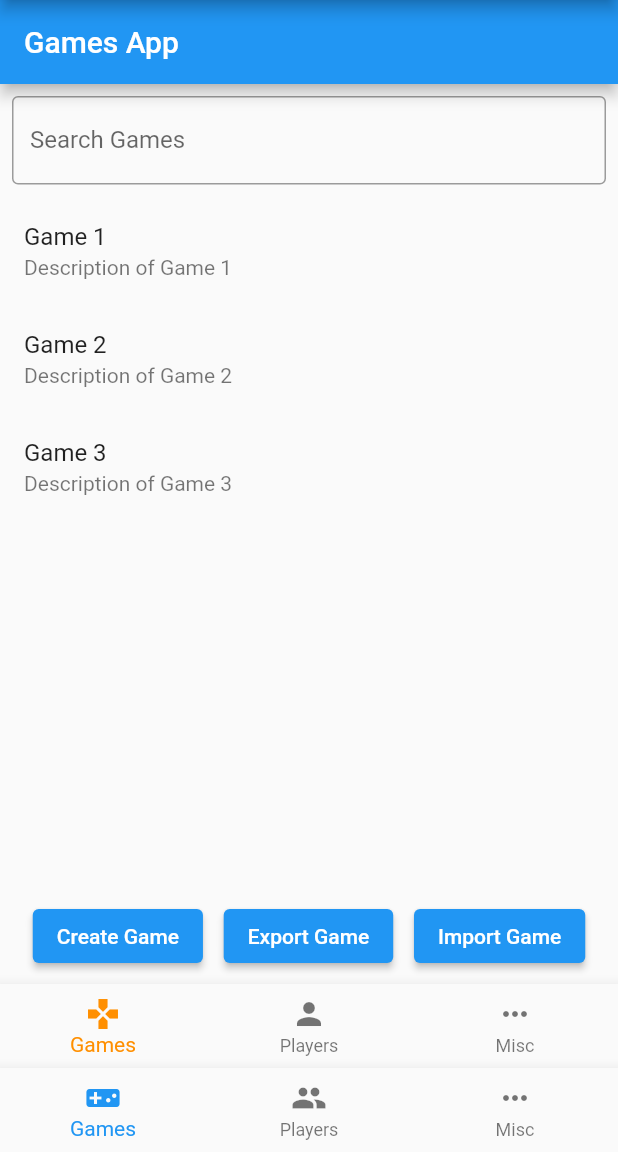
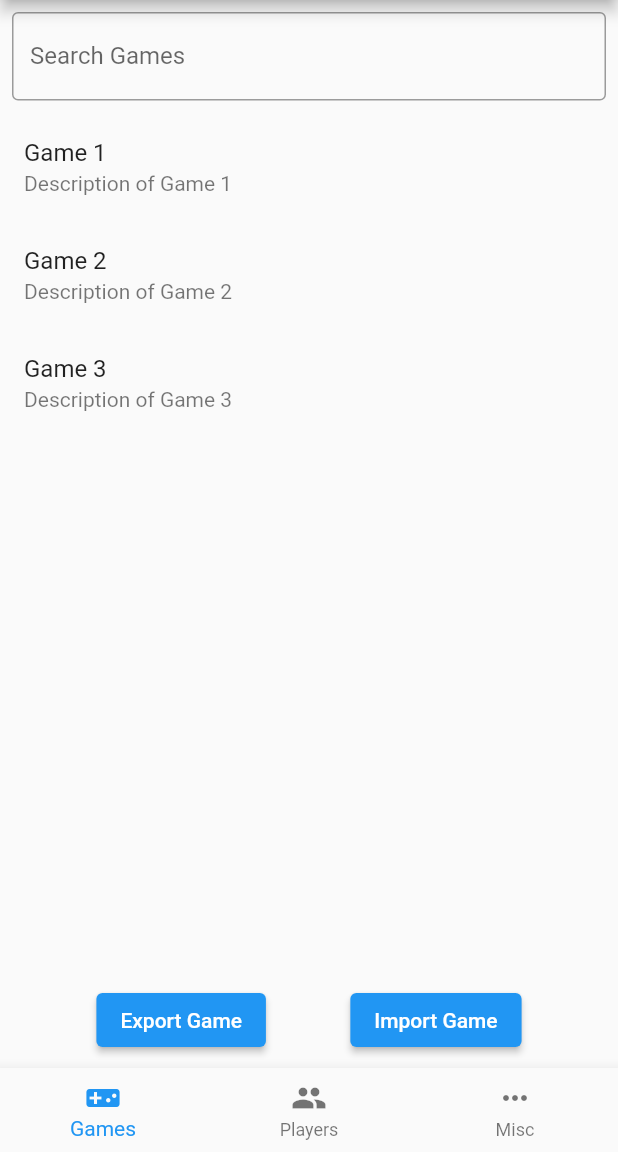
Before and after one commit to anass98h/your-game-your-rules, a Flutter app: the screen it shows after launch, on a phone screen of 412 x 824 dp, the part 84-1236 px from its top. Run offline on Flutter 3.47's test engine with Material 2 defaults, Android fonts, the phone set to English and light mode, and no system bars; our stand-ins replace file_picker.

Commit message:
working on creat game refginment

```diff
--- a/ygyr/lib/main.dart
+++ b/ygyr/lib/main.dart
@@ -24,7 +24,6 @@ class MyHomePage extends StatefulWidget {
   @override
   _MyHomePageState createState() => _MyHomePageState();
 }
-
 class _MyHomePageState extends State<MyHomePage> {
   int _selectedIndex = 0;
 
@@ -46,11 +45,9 @@ class _MyHomePageState extends State<MyHomePage> {
       appBar: AppBar(
         title: Text('Your Game Your Rules'),
       ),
-      body: Center(
-        child: _pages.elementAt(_selectedIndex),
-      ),
+      body: _pages.elementAt(_selectedIndex),
       bottomNavigationBar: BottomNavigationBar(
-        items: <BottomNavigationBarItem>[
+        items: const <BottomNavigationBarItem>[
           BottomNavigationBarItem(
             icon: Icon(Icons.videogame_asset),
             label: 'Games',
--- a/ygyr/lib/pages/game_pages/create_game_page.dart
+++ b/ygyr/lib/pages/game_pages/create_game_page.dart
@@ -2,7 +2,7 @@ import 'package:flutter/material.dart';
 import 'number_of_players_page.dart'; // Import the new page
 
 class CreateGamePage extends StatefulWidget {
-  final Function(String, String, int) onCreate; // Updated to accept three parameters
+  final Function(String, String, int, String?, double?) onCreate; // Updated to accept five parameters
 
   CreateGamePage({required this.onCreate});
 
--- a/ygyr/lib/pages/game_pages/games_page.dart
+++ b/ygyr/lib/pages/game_pages/games_page.dart
@@ -1,27 +1,41 @@
 import 'package:flutter/material.dart';
+import 'player_naming_page.dart';
+import 'boolean_scoring_page.dart';
+import 'numeric_scoring_page.dart';
 import 'create_game_page.dart'; // Import the CreateGamePage file
+import 'file_utils.dart'; // Import the utility functions
+
+class Player {
+  String name;
+  double wins;
+
+  Player(this.name, this.wins);
+}
 
 class Game {
   final String title;
   final String description;
+  final String scoreKeepingMethod;
+  final int numberOfPlayers;
+  final String? numericOperation; // Can be null if not numeric
+  final double? numericValue; // Can be null if not numeric
+  List<Player> players = [];
 
-  Game(this.title, this.description);
+  Game(this.title, this.description, this.scoreKeepingMethod, this.numberOfPlayers, {this.numericOperation, this.numericValue});
 }
-
 class GamesPage extends StatefulWidget {
   @override
   _GamesPageState createState() => _GamesPageState();
 }
+
 class _GamesPageState extends State<GamesPage> {
   String _searchQuery = '';
 
   List<Game> games = [
-    Game('Game 1', 'Description of Game 1'),
-    Game('Game 2', 'Description of Game 2'),
-    Game('Game 3', 'Description of Game 3'),
+    Game('Game 1', 'Description of Game 1', 'Boolean', 2),
+    Game('Game 2', 'Description of Game 2','Boolean', 3),
+    Game('Game 3', 'Description of Game 3', 'Boolean', 4),
   ];
-
-  int _selectedIndex = 0;
 
   List<Game> get filteredGames {
     return games
@@ -30,69 +44,37 @@ class _GamesPageState extends State<GamesPage> {
         .toList();
   }
 
-  List<Widget> get _widgetOptions {
-    return <Widget>[
-      GamesListPage(
-        games: filteredGames,
-        onSearch: (query) {
-          setState(() {
-            _searchQuery = query;
-          });
-        },
-      ),
-      Text('Players Page'), // Placeholder for Players Page
-      Text('Misc Page'), // Placeholder for Misc Page
-    ];
-  }
-
-  void _onItemTapped(int index) {
+  // Function to add a new game
+  void _addGame(String name, String method, int players, String? operation, double? value) { // Updated to accept five parameters
     setState(() {
-      _selectedIndex = index;
-    });
-  }
-
-  void _addGame(String name, String method, int players) {
-    setState(() {
-      games.add(Game(name, 'Score Keeping Method: $method, Players: $players'));
+      games.add(Game(name, 'Scorekeeping method: $method, Players: $players', method, players, numericOperation: operation, numericValue: value));
     });
   }
 
   @override
   Widget build(BuildContext context) {
-    return Scaffold(
-      appBar: AppBar(
-        title: Text('Games App'),
-      ),
-      body: _widgetOptions.elementAt(_selectedIndex),
-      bottomNavigationBar: BottomNavigationBar(
-        items: const <BottomNavigationBarItem>[
-          BottomNavigationBarItem(
-            icon: Icon(Icons.games),
-            label: 'Games',
-          ),
-          BottomNavigationBarItem(
-            icon: Icon(Icons.person),
-            label: 'Players',
-          ),
-          BottomNavigationBarItem(
-            icon: Icon(Icons.more_horiz),
-            label: 'Misc',
-          ),
-        ],
-        currentIndex: _selectedIndex,
-        selectedItemColor: Colors.amber[800],
-        onTap: _onItemTapped,
-      ),
+    return GamesListPage(
+      games: filteredGames,
+      onSearch: (query) {
+        setState(() {
+          _searchQuery = query;
+        });
+      },
+      onCreateGame: _addGame,  // Pass the function to add a game
     );
   }
 }
 
-
 class GamesListPage extends StatelessWidget {
   final List<Game> games;
   final Function(String) onSearch;
+  final Function(String, String, int, String?, double?) onCreateGame;  // Updated to accept five parameters
 
-  GamesListPage({required this.games, required this.onSearch});
+  GamesListPage({
+    required this.games,
+    required this.onSearch,
+    required this.onCreateGame,  // Initialize the callback
+  });
 
   @override
   Widget build(BuildContext context) {
@@ -134,29 +116,19 @@ class GamesListPage extends StatelessWidget {
             mainAxisAlignment: MainAxisAlignment.spaceEvenly,
             children: [
               ElevatedButton(
-                onPressed: () {
-                  Navigator.push(
-                    context,
-                    MaterialPageRoute(
-                      builder: (context) => CreateGamePage(
-                        onCreate: (String name, String method, int players) {
-                          // handle game creation
-                        },
-                      ),
-                    ),
-                  );
-                },
-                child: Text('Create Game'),
-              ),
-              ElevatedButton(
-                onPressed: () {
-                  // Add functionality here
+                onPressed: () async {
+                  if (games.isNotEmpty) {  // Example: export the first game in the list
+                    await exportGame(games.first);
+                  }
                 },
                 child: Text('Export Game'),
               ),
               ElevatedButton(
-                onPressed: () {
-                  // Add functionality here
+                onPressed: () async {
+                  await importGame(context, (game) {
+                    // Add the imported game to the list
+                    games.add(game);
+                  });
                 },
                 child: Text('Import Game'),
               ),
@@ -167,6 +139,7 @@ class GamesListPage extends StatelessWidget {
     );
   }
 }
+
 
 class GameDetailsPage extends StatelessWidget {
   final Game game;
@@ -193,26 +166,42 @@ class GameDetailsPage extends StatelessWidget {
               game.description,
               style: TextStyle(fontSize: 16),
             ),
+            SizedBox(height: 32),
+            Center(
+              child: ElevatedButton(
+                onPressed: () {
+                  // Navigate to PlayerNamingPage
+                  Navigator.push(
+                    context,
+                    MaterialPageRoute(
+                      builder: (context) => PlayerNamingPage(
+                        game: game,
+                        onPlayersNamed: () {
+                          Navigator.pop(context); // Close the PlayerNamingPage
+                          Navigator.push(
+                            context,
+                            MaterialPageRoute(
+                              builder: (context) {
+                                if (game.scoreKeepingMethod == 'Numeric') {
+                                  return NumericScoringPage(game: game);
+                                } else if (game.scoreKeepingMethod == 'Boolean') {
+                                  return BooleanScoringPage(game: game);
+                                }
+                                return Container(); // Handle other cases or add more methods here
+                              },
+                            ),
+                          );
+                        },
+                      ),
+                    ),
+                  );
+                },
+                child: Text('Start Game'),
+              ),
+            ),
           ],
         ),
       ),
     );
   }
 }
-
-void main() {
-  runApp(MyApp());
-}
-
-class MyApp extends StatelessWidget {
-  @override
-  Widget build(BuildContext context) {
-    return MaterialApp(
-      title: 'Games App',
-      theme: ThemeData(
-        primarySwatch: Colors.blue,
-      ),
-      home: GamesPage(),
-    );
-  }
-}
--- a/ygyr/lib/pages/game_pages/number_of_players_page.dart
+++ b/ygyr/lib/pages/game_pages/number_of_players_page.dart
@@ -1,9 +1,9 @@
 import 'package:flutter/material.dart';
-import 'score_keeping_method_page.dart'; // Import the score keeping method page
+import 'score_keeping_method_page.dart';
 
 class NumberOfPlayersPage extends StatefulWidget {
   final String gameName;
-  final Function(String, String, int) onCreate;
+  final Function(String, String, int, String?, double?) onCreate; // Updated to accept five parameters
 
   NumberOfPlayersPage({
     required this.gameName,
@@ -48,7 +48,7 @@ class _NumberOfPlayersPageState extends State<NumberOfPlayersPage> {
                       builder: (context) => ScoreKeepingMethodPage(
                         gameName: widget.gameName,
                         numberOfPlayers: players,
-                        onCreate: widget.onCreate,
+                        onCreate: widget.onCreate, // Pass the onCreate callback
                       ),
                     ),
                   );
--- a/ygyr/pubspec.yaml
+++ b/ygyr/pubspec.yaml
@@ -30,8 +30,11 @@ environment:
 dependencies:
   flutter:
     sdk: flutter
+  # Add the path_provider dependency
+  path_provider: ^2.0.11
 
-
+  # Add the file_picker dependency
+  file_picker: ^5.2.2
   # The following adds the Cupertino Icons font to your application.
   # Use with the CupertinoIcons class for iOS style icons.
   cupertino_icons: ^1.0.2
```
Also changed, not shown: ygyr/lib/pages/game_pages/boolean_scoring_page.dart (added, +40 -0 lines), ygyr/lib/pages/game_pages/file_utils.dart (added, +42 -0 lines), ygyr/lib/pages/game_pages/game_creation_summary_page.dart (+13 -29 lines), ygyr/lib/pages/game_pages/numeric_scoring_page.dart (added, +75 -0 lines), ygyr/lib/pages/game_pages/numeric_settings_page.dart (added, +87 -0 lines), ygyr/lib/pages/game_pages/player_naming_page.dart (added, +70 -0 lines), ygyr/lib/pages/game_pages/score_keeping_method_page.dart (+20 -13 lines), ygyr/pubspec.lock.
